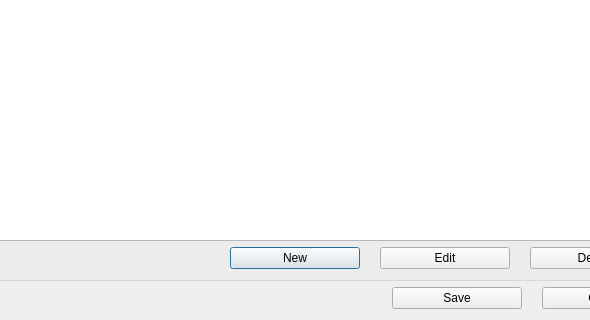
The window that linvam/ui/profileeditwnd.ui (stele95/LinVAM) describes before a commit, drawn with Qt 5; both pictures show x 508 to 1098 and y 271 to 591 of the 1191 by 591 pixel window.
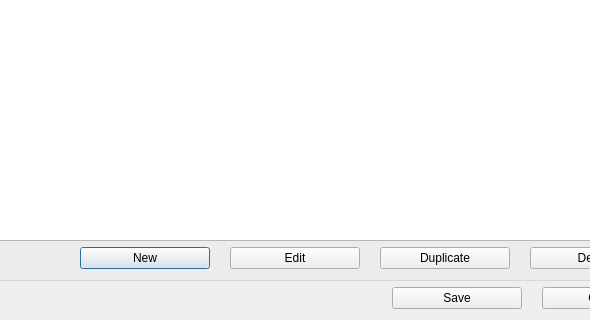
The same window after the commit.

Commit message: Add a duplicate option to commands (#69)

```diff
--- a/linvam/ui/profileeditwnd.ui
+++ b/linvam/ui/profileeditwnd.ui
@@ -148,6 +148,19 @@
           </property>
          </widget>
         </item>
+        <item>
+         <widget class="QPushButton" name="duplicateCmd">
+          <property name="minimumSize">
+           <size>
+            <width>130</width>
+            <height>0</height>
+           </size>
+          </property>
+          <property name="text">
+           <string>Duplicate</string>
+          </property>
+         </widget>
+        </item>
         <item>
          <widget class="QPushButton" name="deleteCmd">
           <property name="minimumSize">
```
The commit also changes 2 other files.
